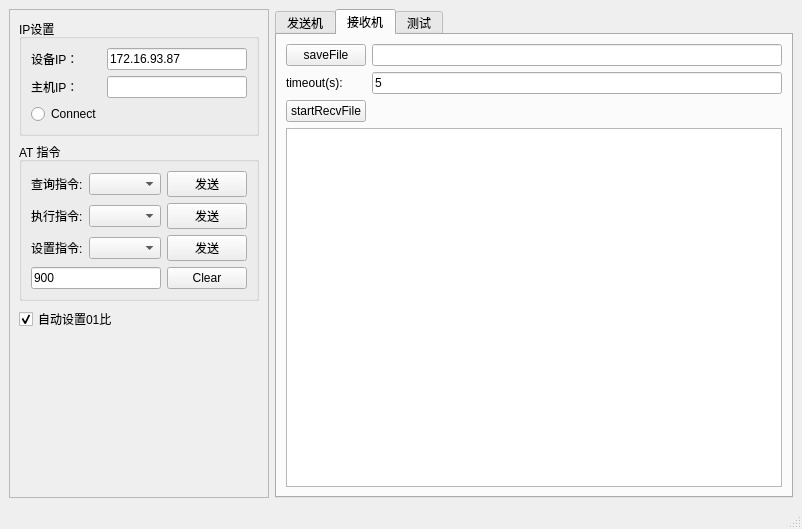
Above: mainwindow.ui from kdurant/laserCom before the change. Below: the same form after it.
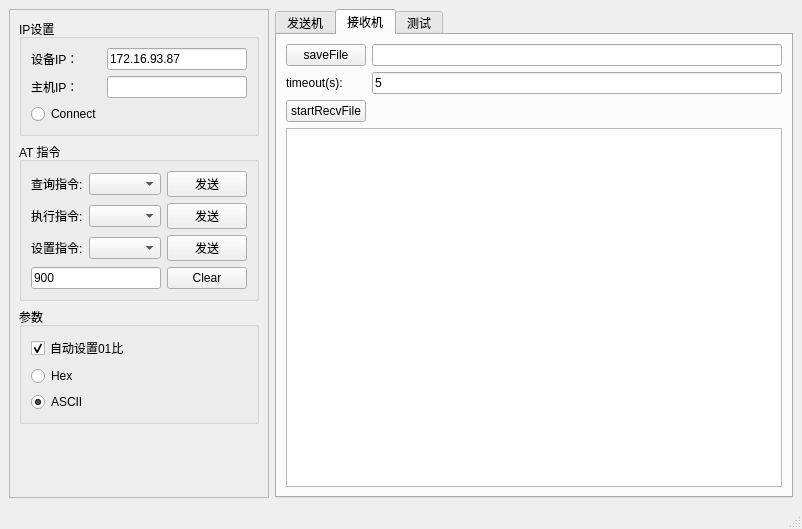
That is the form after the change.

Commit message: feat: 添加数据显示格式选项

Diff of the .ui file:
```diff
--- a/mainwindow.ui
+++ b/mainwindow.ui
@@ -159,6 +159,12 @@
         </widget>
        </item>
        <item>
+        <widget class="QGroupBox" name="groupBox_5">
+         <property name="title">
+          <string>参数</string>
+         </property>
+         <layout class="QVBoxLayout" name="verticalLayout_4">
+          <item>
         <widget class="QCheckBox" name="checkBox_autoSet01">
          <property name="text">
           <string>自动设置01比</string>
@@ -166,6 +172,26 @@
          <property name="checked">
           <bool>true</bool>
          </property>
+           </widget>
+          </item>
+          <item>
+           <widget class="QRadioButton" name="rbtn_ATShowHex">
+            <property name="text">
+             <string>Hex</string>
+            </property>
+           </widget>
+          </item>
+          <item>
+           <widget class="QRadioButton" name="rbtn_ATShowAscii">
+            <property name="text">
+             <string>ASCII</string>
+            </property>
+            <property name="checked">
+             <bool>true</bool>
+            </property>
+           </widget>
+          </item>
+         </layout>
         </widget>
        </item>
        <item>
```
Lines whose indentation alone changed are shown as unchanged. The commit also changes 2 other files.
